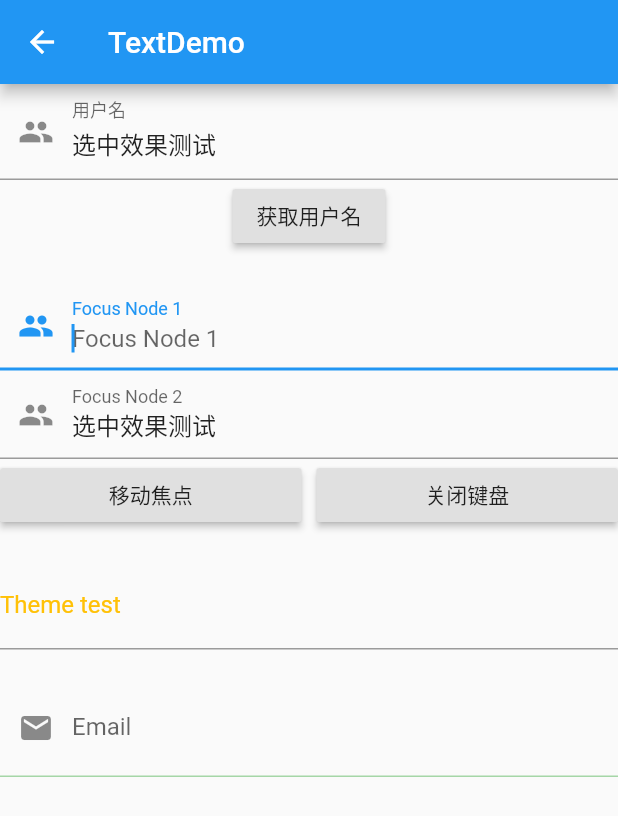
After one commit to aplixy/flutter_cn_examples, a Flutter app: the TextDemo screen opened directly, on a phone screen of 412 x 824 dp. The commit adds this screen. Shown: the top 816 px of the screen. Run offline on Flutter 3.47's test engine with Material 2 defaults, Android fonts, the phone set to English and light mode, and no system bars; our stand-ins replace fluttertoast.

Commit message:
TextField、Form

```diff
--- a/flutter_cn_examples/lib/home/Home.dart
+++ b/flutter_cn_examples/lib/home/Home.dart
@@ -5,6 +5,8 @@ import 'package:fluttercnexamples/common/MyListViewBuilder.dart';
 List<ItemData> _dataList = [
   ItemData("MyFadeTest", "/MyFadeTest"),
   ItemData("Signature", "/Signature"),
+  ItemData("TextDemo", "/TextDemo"),
+  ItemData("FormTestRoute", "/FormTestRoute"),
 ];
 
 class Home extends StatefulWidget {
--- /dev/null
+++ b/flutter_cn_examples/lib/pages/TextDemo.dart
@@ -0,0 +1,152 @@
+import 'package:flutter/material.dart';
+import 'package:fluttercnexamples/common/ToastTools.dart';
+
+class TextDemo extends StatefulWidget {
+  TextDemo({Key key}) : super(key: key);
+
+  @override
+  _TextDemoState createState() => _TextDemoState();
+}
+
+class _TextDemoState extends State<TextDemo> {
+
+  TextEditingController _userNameController;
+
+  FocusNode _focusNode1 = FocusNode();
+  FocusNode _focusNode2 = FocusNode();
+  FocusScopeNode _focusScopeNode;
+
+  @override
+  void initState() {
+    super.initState();
+    _userNameController = TextEditingController();
+    //_userNameController.addListener(() {});
+
+    _userNameController.text = "选中效果测试";
+    _userNameController.selection=TextSelection(
+      baseOffset: 2,
+      extentOffset: _userNameController.text.length
+    );
+
+    _focusNode2.addListener(() {
+      showToast(_focusNode2.hasFocus ? "获取焦点" : "失去焦点");
+    });
+  }
+
+  @override
+  Widget build(BuildContext context) {
+    return Scaffold(
+      appBar: AppBar(
+        title: Text("TextDemo"),
+      ),
+
+      body: Column(
+        children: <Widget>[
+          TextField(
+            decoration: InputDecoration(
+              labelText: "用户名",
+              hintText: "用户名",
+              prefixIcon: Icon(Icons.people)
+            ),
+            controller: _userNameController,
+          ),
+
+          RaisedButton(
+            child: Text("获取用户名"),
+            onPressed: () {
+              showToast(_userNameController.text);
+            },
+          ),
+
+          SizedBox(height: 20),
+
+          TextField(
+            decoration: InputDecoration(
+              labelText: "Focus Node 1",
+              hintText: "Focus Node 1",
+              prefixIcon: Icon(Icons.people)
+            ),
+            focusNode: _focusNode1,
+            autofocus: true,
+          ),
+
+          TextField(
+            decoration: InputDecoration(
+              labelText: "Focus Node 2",
+              hintText: "Focus Node 2",
+              prefixIcon: Icon(Icons.people)
+            ),
+            controller: _userNameController,
+            focusNode: _focusNode2,
+          ),
+
+          Row(
+            children: <Widget>[
+              Expanded(
+                flex: 1,
+                child: RaisedButton(
+                  child: Text("移动焦点"),
+                  onPressed: () {
+                    if (null == _focusScopeNode) {
+                      _focusScopeNode = FocusScope.of(context);
+                    }
+                    _focusScopeNode.requestFocus(_focusNode2);
+                  },
+                ),
+              ),
+              SizedBox(width: 10),
+              Expanded(
+                flex: 1,
+                child: RaisedButton(
+                  child: Text("关闭键盘"),
+                  onPressed: () {
+                    print(_userNameController.text);
+                    _focusNode1.unfocus();
+                    _focusNode2.unfocus();
+                  },
+                ),
+              ),
+            ],
+          ),
+
+          SizedBox(height: 20),
+
+          Container(
+            width: double.infinity,
+            child: Theme(
+              data: Theme.of(context).copyWith(
+                hintColor: Colors.grey[200],
+                inputDecorationTheme: InputDecorationTheme(
+                  labelStyle: TextStyle(color: Colors.amber),
+                  hintStyle: TextStyle(color: Colors.red, fontSize: 14.0)
+                )
+              ),
+              child: TextField(
+                decoration: InputDecoration(
+                  labelText: "Theme test",
+                  hintText: "Theme test",
+                ),
+              ),
+            ),
+          ),
+          SizedBox(height: 20),
+
+          Container(
+            child: TextField(
+              keyboardType: TextInputType.emailAddress,
+              decoration: InputDecoration(
+                labelText: "Email",
+                hintText: "电子邮件地址",
+                prefixIcon: Icon(Icons.email),
+                border: InputBorder.none,
+              ),
+            ),
+            decoration: BoxDecoration(
+              border: Border(bottom: BorderSide(color: Colors.green[200], width: 1.0))
+            ),
+          ),
+        ],
+      ),
+    );
+  }
+}
--- a/flutter_cn_examples/lib/routes/Routes.dart
+++ b/flutter_cn_examples/lib/routes/Routes.dart
@@ -1,13 +1,17 @@
 import 'package:flutter/material.dart';
 import 'package:fluttercnexamples/home/Home.dart';
+import 'package:fluttercnexamples/pages/FormTestRoute.dart';
 import 'package:fluttercnexamples/pages/MyFadeTest.dart';
 import 'package:fluttercnexamples/pages/Signature.dart';
+import 'package:fluttercnexamples/pages/TextDemo.dart';
 import '../common/ToastTools.dart';
 
 final routes = {
   "/": (context) => Home(),
   "/MyFadeTest": (context) => MyFadeTest(),
   "/Signature": (context) => Signature(),
+  "/TextDemo": (context) => TextDemo(),
+  "/FormTestRoute": (context) => FormTestRoute(),
 
 };
 
```
Also changed, not shown: flutter_cn_examples/lib/pages/FormTestRoute.dart (added, +106 -0 lines).
